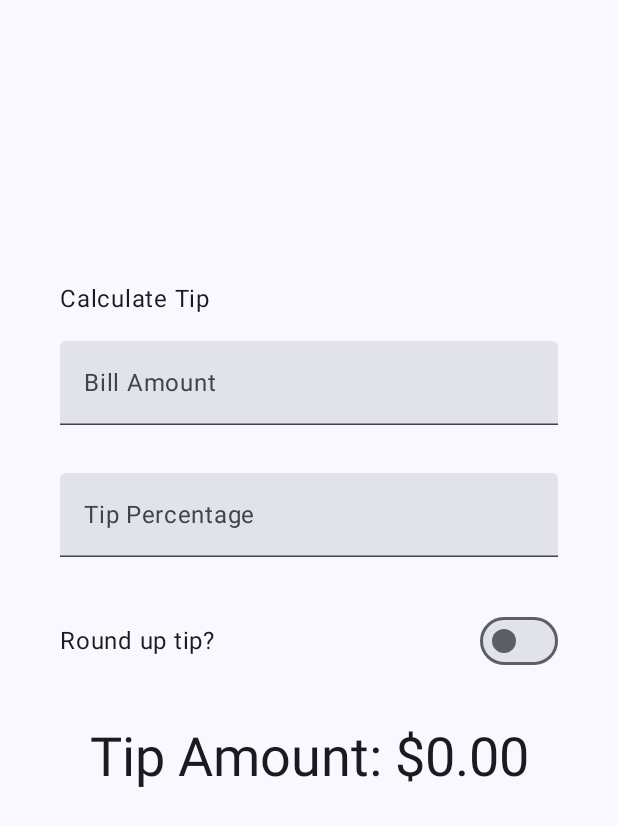
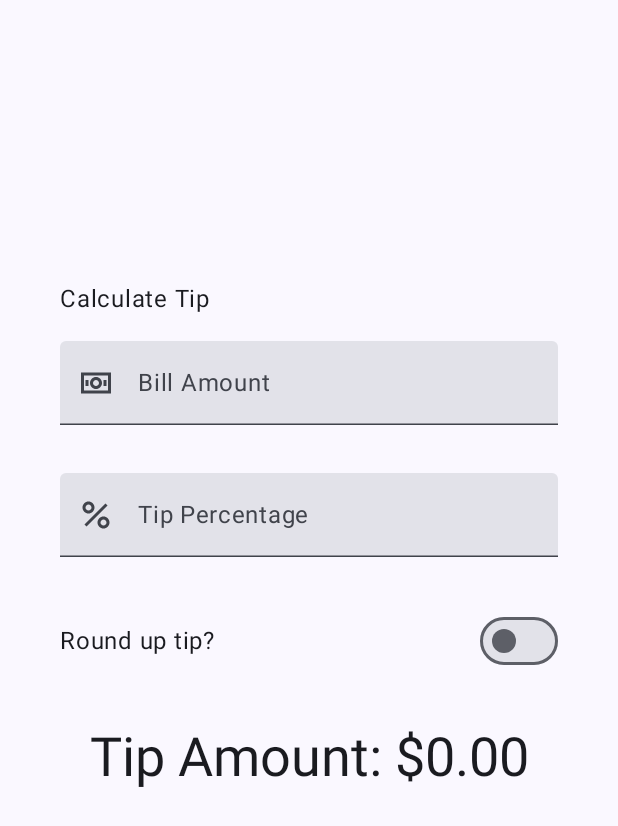
Before and after one commit to kurkumaaa/TipTime, an Android app built with Jetpack Compose: the screen it shows after launch (MainActivity), on a phone screen of 412 x 824 dp. Shown: the top 826 px of the screen. Run offline under Robolectric (Android 15) with nearby library versions, the phone set to English and light mode, and no system bars.

Commit message:
Add leading icons to tip calculator fields

```diff
--- a/app/src/main/java/com/falin/tiptime/MainActivity.kt
+++ b/app/src/main/java/com/falin/tiptime/MainActivity.kt
@@ -5,6 +5,7 @@ import android.os.Bundle
 import androidx.activity.ComponentActivity
 import androidx.activity.compose.setContent
 import androidx.activity.enableEdgeToEdge
+import androidx.annotation.DrawableRes
 import androidx.annotation.StringRes
 import androidx.compose.foundation.layout.Arrangement
 import androidx.compose.foundation.layout.Column
@@ -18,6 +19,7 @@ import androidx.compose.foundation.layout.safeDrawingPadding
 import androidx.compose.foundation.rememberScrollState
 import androidx.compose.foundation.text.KeyboardOptions
 import androidx.compose.foundation.verticalScroll
+import androidx.compose.material3.Icon
 import androidx.compose.material3.MaterialTheme
 import androidx.compose.material3.Surface
 import androidx.compose.material3.Switch
@@ -30,6 +32,7 @@ import androidx.compose.runtime.remember
 import androidx.compose.runtime.setValue
 import androidx.compose.ui.Alignment
 import androidx.compose.ui.Modifier
+import androidx.compose.ui.res.painterResource
 import androidx.compose.ui.res.stringResource
 import androidx.compose.ui.text.input.ImeAction
 import androidx.compose.ui.text.input.KeyboardType
@@ -77,6 +80,7 @@ fun TipTimeLayout() {
 
         EditNumberField(
             label = R.string.bill_amount,
+            leadingIcon = R.drawable.money,
             keyboardOptions = KeyboardOptions.Default.copy(
                 keyboardType = KeyboardType.Number,
                 imeAction = ImeAction.Next
@@ -90,6 +94,7 @@ fun TipTimeLayout() {
 
         EditNumberField(
             label = R.string.how_was_the_service,
+            leadingIcon = R.drawable.percent,
             keyboardOptions = KeyboardOptions.Default.copy(
                 keyboardType = KeyboardType.Number,
                 imeAction = ImeAction.Done
@@ -125,6 +130,7 @@ private fun calculateTip(
 @Composable
 fun EditNumberField(
     @StringRes label: Int,
+    @DrawableRes leadingIcon: Int,
     keyboardOptions: KeyboardOptions,
     value: String,
     onValueChange: (String) -> Unit,
@@ -135,6 +141,9 @@ fun EditNumberField(
         onValueChange = onValueChange,
         singleLine = true,
         label = { Text(stringResource(label)) },
+        leadingIcon = {
+            Icon(painter = painterResource(leadingIcon), contentDescription = null)
+        },
         keyboardOptions = keyboardOptions,
         modifier = modifier
     )
--- /dev/null
+++ b/app/src/main/res/drawable/money.xml
@@ -0,0 +1,10 @@
+<vector xmlns:android="http://schemas.android.com/apk/res/android"
+    android:width="24dp"
+    android:height="24dp"
+    android:viewportWidth="24"
+    android:viewportHeight="24">
+    <path
+        android:fillColor="#FF000000"
+        android:fillType="evenOdd"
+        android:pathData="M2,5H22V19H2Z M4,7V17H20V7Z M12,8A4,4 0,1 0,12 16A4,4 0,1 0,12 8Z M12,10A2,2 0,1 1,12 14A2,2 0,1 1,12 10Z M5,10H7V14H5Z M17,10H19V14H17Z" />
+</vector>
--- /dev/null
+++ b/app/src/main/res/drawable/percent.xml
@@ -0,0 +1,10 @@
+<vector xmlns:android="http://schemas.android.com/apk/res/android"
+    android:width="24dp"
+    android:height="24dp"
+    android:viewportWidth="24"
+    android:viewportHeight="24">
+    <path
+        android:fillColor="#FF000000"
+        android:fillType="evenOdd"
+        android:pathData="M7,3A4,4 0,1 0,7 11A4,4 0,1 0,7 3Z M7,5A2,2 0,1 1,7 9A2,2 0,1 1,7 5Z M17,13A4,4 0,1 0,17 21A4,4 0,1 0,17 13Z M17,15A2,2 0,1 1,17 19A2,2 0,1 1,17 15Z M4.3,18.3L18.3,4.3L19.7,5.7L5.7,19.7Z" />
+</vector>
```
